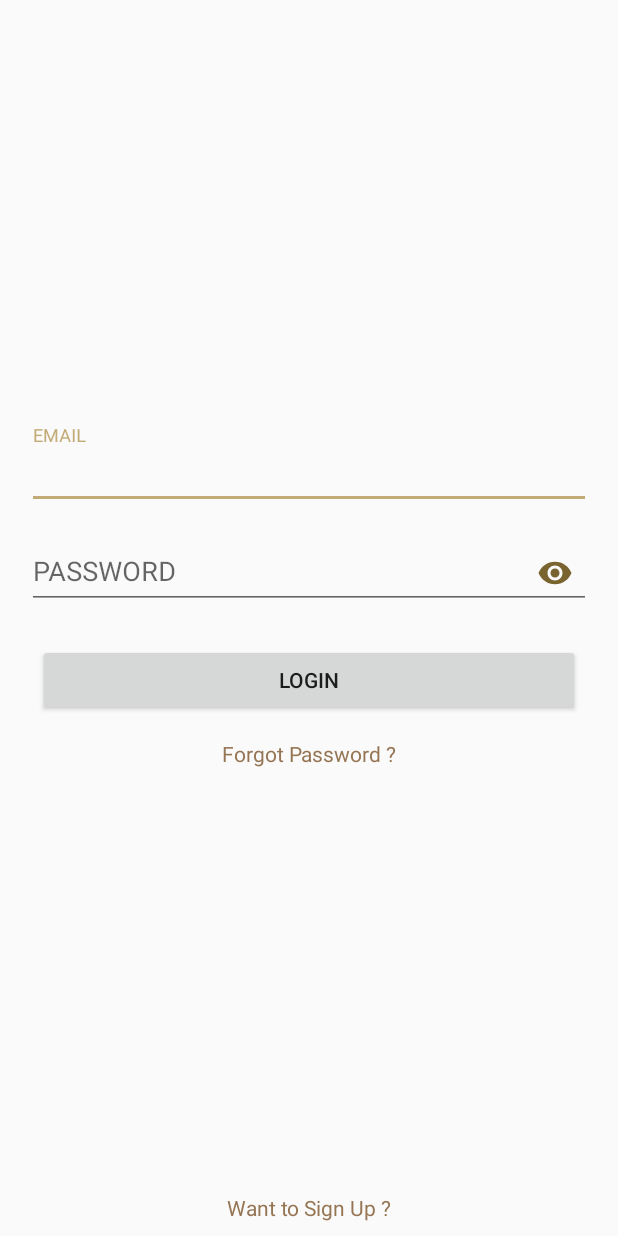
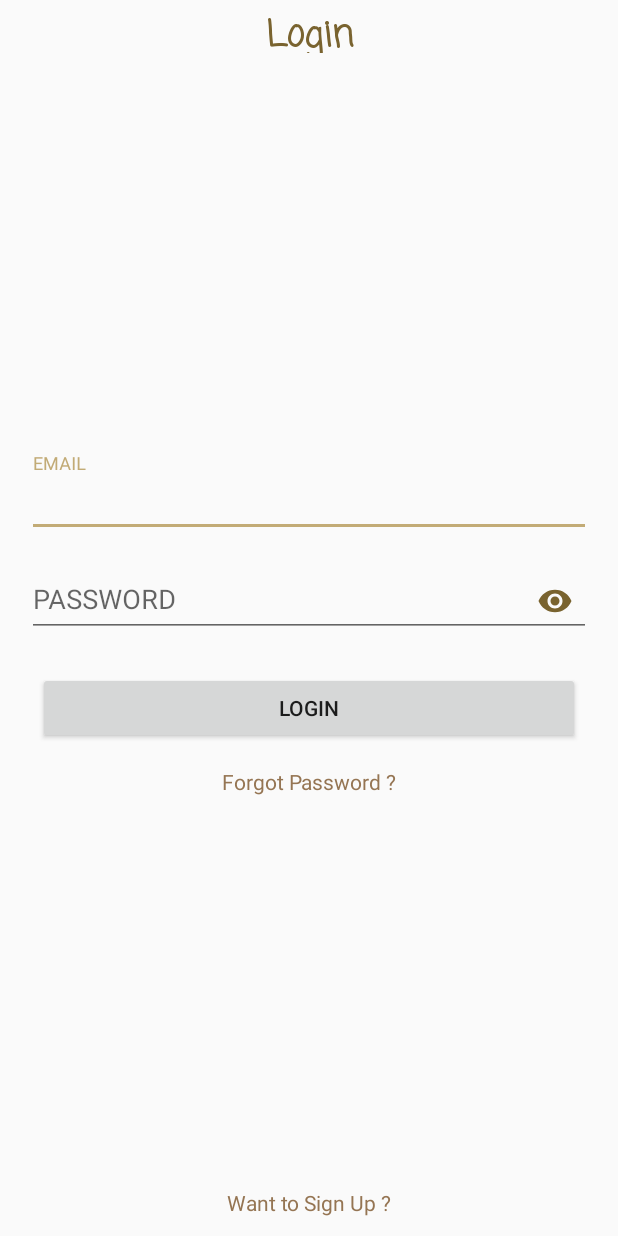
Before and after one commit to obakolefunmi/WordstudyUnitAndroid, an Android app: the screen it shows after launch (Login_Activity), on a phone screen of 412 x 824 dp. Run offline under Robolectric (Android 15) with nearby library versions, the phone set to English and light mode, and no system bars; our stand-ins replace Firebase (no records; nobody signed in at launch, a user with empty details on screens opened directly); 2 statements that could not run were skipped.

Commit message:
some navigation updates

```diff
--- a/app/build.gradle
+++ b/app/build.gradle
@@ -1,3 +1,4 @@
+
 apply plugin: 'com.android.application'
 
 android {
--- a/app/src/main/AndroidManifest.xml
+++ b/app/src/main/AndroidManifest.xml
@@ -45,7 +45,9 @@
                 android:name="android.support.PARENT_ACTIVITY"
                 android:value="com.cuwordstudy.solomolaiye.wordstudyunit.MainActivity" />
         </activity>
-        <activity android:name=".Signup" />
+        <activity android:name=".Signup"
+            android:theme="@style/AppTheme.NoActionBar"></activity>
+
         <activity android:name=".ChapterActivity"
             android:screenOrientation="portrait">
             <meta-data
--- a/app/src/main/java/com/cuwordstudy/solomolaiye/wordstudyunit/Login_Activity.java
+++ b/app/src/main/java/com/cuwordstudy/solomolaiye/wordstudyunit/Login_Activity.java
@@ -155,11 +155,7 @@ public class Login_Activity extends AppCompatActivity {
 
     }
 
-    @Override
-    protected void onPause() {
-        super.onPause();
-        finish();
-    }
+
 
     @Override
     protected void onStart() {
--- a/app/src/main/java/com/cuwordstudy/solomolaiye/wordstudyunit/Signup.java
+++ b/app/src/main/java/com/cuwordstudy/solomolaiye/wordstudyunit/Signup.java
@@ -178,11 +178,7 @@ public class Signup extends AppCompatActivity {
     }
 
 
-    @Override
-    protected void onPause() {
-        super.onPause();
-        finish();
-    }
+
 
     @Override
     protected void onCreate(Bundle savedInstanceState) {
--- a/app/src/main/res/layout/activity_login.xml
+++ b/app/src/main/res/layout/activity_login.xml
@@ -5,29 +5,48 @@
     android:layout_width="match_parent"
     android:layout_height="match_parent"
     android:weightSum="10">
+
+    <TextView
+        android:id="@+id/textView5"
+        android:layout_width="match_parent"
+        android:layout_height="wrap_content"
+        android:layout_margin="5dp"
+        android:layout_weight="1"
+        android:fontFamily="casual"
+        android:text="Login"
+        android:textAlignment="center"
+        android:textColor="@color/colorPrimaryDark"
+        android:textSize="24sp"
+        android:textStyle="bold"
+        android:typeface="monospace" />
+
     <LinearLayout
-        android:orientation="vertical"
+        android:id="@+id/linearLayout1"
         android:layout_width="match_parent"
         android:layout_height="match_parent"
-        android:id="@+id/linearLayout1"
         android:layout_marginLeft="10dp"
         android:layout_marginRight="10dp"
-        android:weightSum="10"
-        android:layout_weight="15"
-        android:gravity="center">
+        android:layout_marginTop="6dp"
+        android:layout_weight="10"
+        android:gravity="center"
+        android:orientation="vertical"
+        android:weightSum="10">
+
         <android.support.design.widget.TextInputLayout
             android:id="@+id/textinputlayout2"
             android:layout_width="match_parent"
             android:layout_height="wrap_content"
             android:showDividers="none">
+
             <EditText
-                android:inputType="textEmailAddress"
+                android:id="@+id/loginmail"
                 android:layout_width="match_parent"
                 android:layout_height="wrap_content"
-                android:id="@+id/loginmail"
+                android:layout_margin="8dp"
                 android:hint="EMAIL"
-                android:layout_margin="8dp" />
+                android:inputType="textEmailAddress" />
         </android.support.design.widget.TextInputLayout>
+
         <android.support.design.widget.TextInputLayout
             android:id="@+id/textinputlayout1"
             android:layout_width="match_parent"
@@ -35,43 +54,49 @@
             android:showDividers="none"
             app:passwordToggleEnabled="true"
             app:passwordToggleTint="@color/colorPrimaryDark">
+
             <EditText
-                android:inputType="textPassword"
+                android:id="@+id/loginpass"
                 android:layout_width="match_parent"
                 android:layout_height="wrap_content"
-                android:id="@+id/loginpass"
+                android:layout_margin="8dp"
                 android:hint="PASSWORD"
-                android:layout_margin="8dp" />
+                android:inputType="textPassword" />
         </android.support.design.widget.TextInputLayout>
+
         <Button
-            android:text="LOGIN"
+            android:id="@+id/loginbutt"
             android:layout_width="match_parent"
             android:layout_height="wrap_content"
-            android:id="@+id/loginbutt"
-            android:layout_margin="15dp" />
+            android:layout_margin="15dp"
+            android:text="LOGIN" />
+
         <TextView
+            android:id="@+id/forgotpass"
+            android:layout_width="match_parent"
+            android:layout_height="wrap_content"
+            android:layout_gravity="center"
+            android:clickable="true"
+            android:gravity="center"
             android:text="Forgot Password ?"
             android:textAppearance="?android:attr/textAppearanceSmall"
+            android:textColor="#ff957553" />
+
+        <ProgressBar
+            android:id="@+id/pgblogin"
             android:layout_width="match_parent"
             android:layout_height="wrap_content"
-            android:id="@+id/forgotpass"
-            android:textColor="#ff957553"
-            android:layout_gravity="center"
-            android:gravity="center"
-            android:clickable="true" />
-        <ProgressBar
-            android:layout_width="match_parent"
-            android:layout_height="wrap_content"
-            android:id="@+id/pgblogin"
             android:visibility="gone" />
     </LinearLayout>
+
     <TextView
+        android:id="@+id/signuptxtvw"
+        android:layout_width="match_parent"
+        android:layout_height="wrap_content"
+        android:layout_margin="5dp"
+        android:layout_weight="-1"
+        android:gravity="center"
         android:text="Want to Sign Up ?"
         android:textAppearance="?android:attr/textAppearanceSmall"
-        android:layout_width="match_parent"
-        android:layout_height="wrap_content"
-        android:id="@+id/signuptxtvw"
-        android:textColor="#ff957553"
-        android:gravity="center"
-        android:layout_weight="-3" />
+        android:textColor="#ff957553" />
 </LinearLayout>
```
Also changed, not shown: app/src/main/java/com/cuwordstudy/solomolaiye/wordstudyunit/BibleActivity.java (+23 -0 lines), app/src/main/java/com/cuwordstudy/solomolaiye/wordstudyunit/BooksActivity.java (+24 -0 lines), app/src/main/java/com/cuwordstudy/solomolaiye/wordstudyunit/ChapterActivity.java (+21 -0 lines), app/src/main/java/com/cuwordstudy/solomolaiye/wordstudyunit/EditNoteActivity.java (+19 -6 lines), app/src/main/res/drawable/ic_bible.xml (added, +18 -0 lines), app/src/main/res/drawable/ic_notepad_24.xml (added, +30 -0 lines), app/src/main/res/layout/activity_signup.xml (+14 -0 lines), app/src/main/res/menu/ife.xml (added, +11 -0 lines), app/src/main/res/menu/note_menu.xml (+6 -1 lines), app/src/main/java/com/cuwordstudy/solomolaiye/wordstudyunit/Discussion.java (indentation only).
